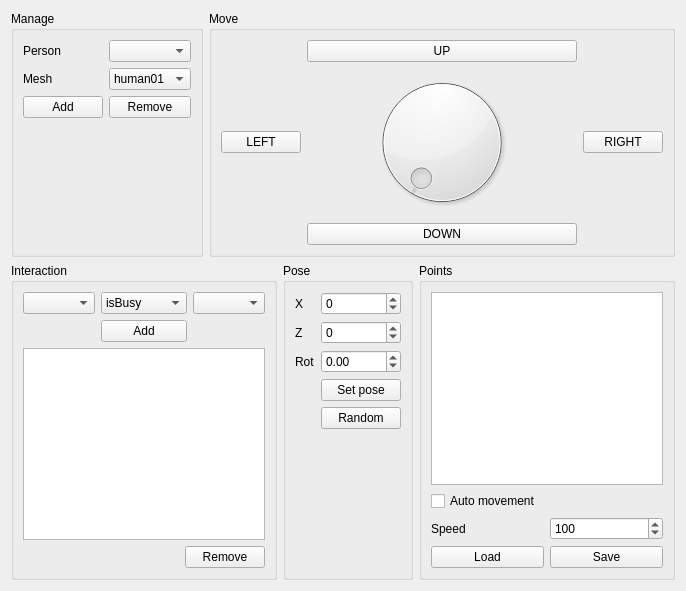
Above: components/fakeHumanAgent/src/mainUI.ui from robocomp/robocomp-viriato before the change. Below: the same form after it.
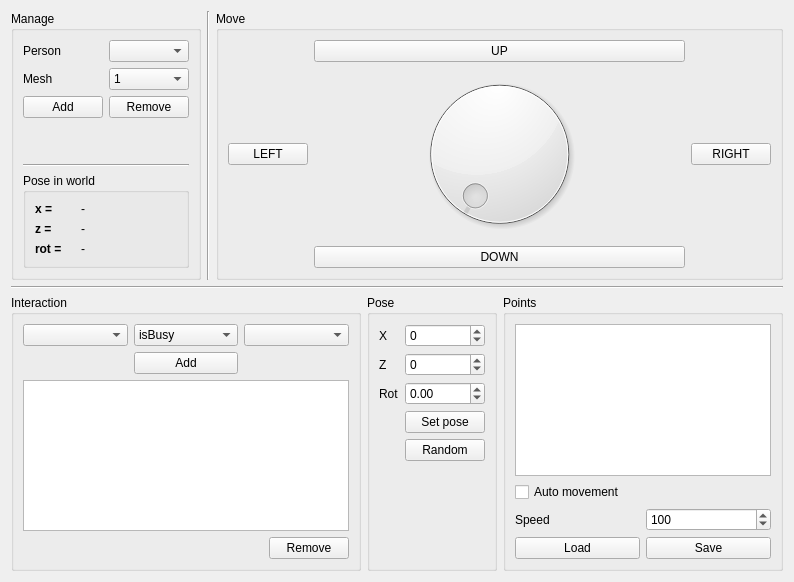
That is the form after the change.

Commit message: main ui of HumanAgentFake has been also modified

```diff
--- a/components/fakeHumanAgent/src/mainUI.ui
+++ b/components/fakeHumanAgent/src/mainUI.ui
@@ -6,8 +6,8 @@
    <rect>
     <x>0</x>
     <y>0</y>
-    <width>686</width>
-    <height>591</height>
+    <width>794</width>
+    <height>582</height>
    </rect>
   </property>
   <property name="windowTitle">
@@ -15,7 +15,7 @@
   </property>
   <layout class="QVBoxLayout" name="verticalLayout_2">
    <item>
-    <layout class="QHBoxLayout" name="horizontalLayout" stretch="1,9">
+    <layout class="QHBoxLayout" name="horizontalLayout" stretch="1,0,9">
      <item>
       <widget class="QGroupBox" name="groupBox_2">
        <property name="title">
@@ -23,7 +23,12 @@
        </property>
        <layout class="QHBoxLayout" name="horizontalLayout_3">
         <item>
+         <layout class="QVBoxLayout" name="verticalLayout_8">
+          <item>
          <layout class="QFormLayout" name="formLayout_2">
+            <property name="fieldGrowthPolicy">
+             <enum>QFormLayout::AllNonFixedFieldsGrow</enum>
+            </property>
           <item row="0" column="0">
            <widget class="QLabel" name="label_5">
             <property name="text">
@@ -45,12 +50,32 @@
            <widget class="QComboBox" name="mesh_cb">
             <item>
              <property name="text">
-              <string>human01</string>
+                <string>1</string>
              </property>
             </item>
             <item>
              <property name="text">
-              <string>human03</string>
+                <string>2</string>
+               </property>
+              </item>
+              <item>
+               <property name="text">
+                <string>3</string>
+               </property>
+              </item>
+              <item>
+               <property name="text">
+                <string>4</string>
+               </property>
+              </item>
+              <item>
+               <property name="text">
+                <string>5</string>
+               </property>
+              </item>
+              <item>
+               <property name="text">
+                <string>6</string>
              </property>
             </item>
            </widget>
@@ -71,7 +96,112 @@
           </item>
          </layout>
         </item>
-       </layout>
+          <item>
+           <spacer name="verticalSpacer">
+            <property name="orientation">
+             <enum>Qt::Vertical</enum>
+            </property>
+            <property name="sizeType">
+             <enum>QSizePolicy::Fixed</enum>
+            </property>
+            <property name="sizeHint" stdset="0">
+             <size>
+              <width>20</width>
+              <height>40</height>
+             </size>
+            </property>
+           </spacer>
+          </item>
+          <item>
+           <widget class="Line" name="line">
+            <property name="orientation">
+             <enum>Qt::Horizontal</enum>
+            </property>
+           </widget>
+          </item>
+          <item>
+           <widget class="QGroupBox" name="groupBox">
+            <property name="title">
+             <string>Pose in world</string>
+            </property>
+            <layout class="QVBoxLayout" name="verticalLayout_9">
+             <item>
+              <layout class="QFormLayout" name="formLayout_3">
+               <item row="0" column="0">
+                <widget class="QLabel" name="label_7">
+                 <property name="font">
+                  <font>
+                   <weight>75</weight>
+                   <bold>true</bold>
+                  </font>
+                 </property>
+                 <property name="text">
+                  <string>x = </string>
+                 </property>
+                </widget>
+               </item>
+               <item row="1" column="0">
+                <widget class="QLabel" name="label_8">
+                 <property name="font">
+                  <font>
+                   <weight>75</weight>
+                   <bold>true</bold>
+                  </font>
+                 </property>
+                 <property name="text">
+                  <string>z = </string>
+                 </property>
+                </widget>
+               </item>
+               <item row="2" column="0">
+                <widget class="QLabel" name="label_9">
+                 <property name="font">
+                  <font>
+                   <weight>75</weight>
+                   <bold>true</bold>
+                  </font>
+                 </property>
+                 <property name="text">
+                  <string>rot =    </string>
+                 </property>
+                </widget>
+               </item>
+               <item row="0" column="1">
+                <widget class="QLabel" name="x_lb">
+                 <property name="text">
+                  <string>-</string>
+                 </property>
+                </widget>
+               </item>
+               <item row="1" column="1">
+                <widget class="QLabel" name="z_lb">
+                 <property name="text">
+                  <string>- </string>
+                 </property>
+                </widget>
+               </item>
+               <item row="2" column="1">
+                <widget class="QLabel" name="rot_lb">
+                 <property name="text">
+                  <string>-</string>
+                 </property>
+                </widget>
+               </item>
+              </layout>
+             </item>
+            </layout>
+           </widget>
+          </item>
+         </layout>
+        </item>
+       </layout>
+      </widget>
+     </item>
+     <item>
+      <widget class="Line" name="line_2">
+       <property name="orientation">
+        <enum>Qt::Vertical</enum>
+       </property>
       </widget>
      </item>
      <item>
@@ -130,6 +260,13 @@
      </item>
     </layout>
    </item>
+   <item>
+    <widget class="Line" name="line_3">
+     <property name="orientation">
+      <enum>Qt::Horizontal</enum>
+     </property>
+    </widget>
+   </item>
    <item>
     <layout class="QHBoxLayout" name="horizontalLayout_7">
      <item>
```
Lines whose indentation alone changed are shown as unchanged. The commit also changes 1 other file.
